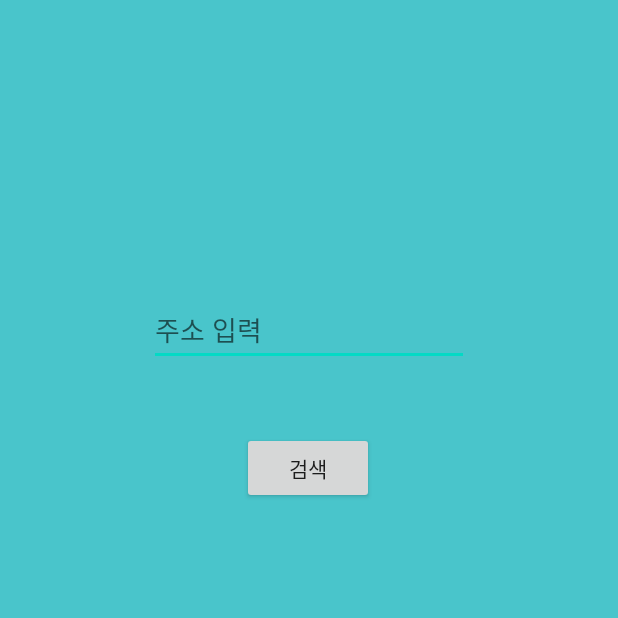
After one commit to ChoiSiChang/team, an Android app: the MapSearchActivity screen opened directly, with no data from a screen before it, on a phone screen of 412 x 824 dp, the top half of it. The commit adds this screen. Run offline under Robolectric (Android 15) with nearby library versions, the phone set to English and light mode, and no system bars.

Commit message:
지도 주소로 검색하는 기능추가
지도 검색 기능 추가

```diff
--- /dev/null
+++ b/MyTeamProject1/app/src/main/java/com/example/myteamproject1/MapSearchActivity.java
@@ -0,0 +1,40 @@
+package com.example.myteamproject1;
+
+import androidx.appcompat.app.AppCompatActivity;
+
+import android.content.Intent;
+import android.net.Uri;
+import android.os.Bundle;
+import android.view.View;
+import android.widget.Button;
+import android.widget.EditText;
+
+public class MapSearchActivity extends AppCompatActivity {
+    EditText mapsite;
+    Button mapsearch;
+    @Override
+    protected void onCreate(Bundle savedInstanceState) {
+        super.onCreate(savedInstanceState);
+        setContentView(R.layout.activity_mapsearch);
+        mapsite = findViewById(R.id.searchmapsitetext);
+
+        mapsearch = findViewById(R.id.searchmapbtn2);
+        mapsearch.setOnClickListener(btnListener1);
+    }
+
+    View.OnClickListener btnListener1 = new View.OnClickListener() {
+
+        @Override
+        public void onClick(View view) {
+            switch (view.getId()){
+                case R.id.searchmapbtn2 :
+                    try {
+                        String mapSite = mapsite.getText().toString();
+                        Intent intent = new Intent (Intent.ACTION_VIEW,Uri.parse("https://www.google.com/maps/place/" +mapSite));
+                        startActivity(intent);
+                    }catch (Exception e) {e.getMessage();}
+                    break;
+            }
+        }
+    };
+}
--- a/MyTeamProject1/app/src/main/res/layout/activity_home.xml
+++ b/MyTeamProject1/app/src/main/res/layout/activity_home.xml
@@ -34,4 +34,10 @@
         android:layout_width="match_parent"
         android:layout_height="74dp"
         android:text="신고하기" />
+
+    <Button
+        android:id="@+id/mapsearchbtn"
+        android:layout_width="match_parent"
+        android:layout_height="74dp"
+        android:text="맵 검색" />
 </LinearLayout>
--- /dev/null
+++ b/MyTeamProject1/app/src/main/res/layout/activity_mapsearch.xml
@@ -0,0 +1,33 @@
+<?xml version="1.0" encoding="utf-8"?>
+<androidx.constraintlayout.widget.ConstraintLayout xmlns:android="http://schemas.android.com/apk/res/android"
+    xmlns:app="http://schemas.android.com/apk/res-auto"
+    xmlns:tools="http://schemas.android.com/tools"
+    android:layout_width="match_parent"
+    android:layout_height="match_parent"
+    android:background="#49c5cb"
+    android:orientation="vertical">
+
+
+    <EditText
+        android:id="@+id/searchmapsitetext"
+        android:layout_width="wrap_content"
+        android:layout_height="wrap_content"
+        android:layout_marginBottom="44dp"
+        android:ems="10"
+        android:hint="주소 입력"
+        android:inputType="textPersonName"
+        app:layout_constraintBottom_toTopOf="@+id/searchmapbtn2"
+        app:layout_constraintEnd_toEndOf="parent"
+        app:layout_constraintStart_toStartOf="parent" />
+
+    <Button
+        android:id="@+id/searchmapbtn2"
+        android:layout_width="wrap_content"
+        android:layout_height="wrap_content"
+        android:layout_marginBottom="488dp"
+        android:text="검색"
+        app:layout_constraintBottom_toBottomOf="parent"
+        app:layout_constraintEnd_toEndOf="parent"
+        app:layout_constraintHorizontal_bias="0.498"
+        app:layout_constraintStart_toStartOf="parent" />
+</androidx.constraintlayout.widget.ConstraintLayout>
```
Also changed, not shown: MyTeamProject1/app/src/main/AndroidManifest.xml (+4 -3 lines), MyTeamProject1/app/src/main/java/com/example/myteamproject1/HomeActivity.java (+20 -2 lines).
